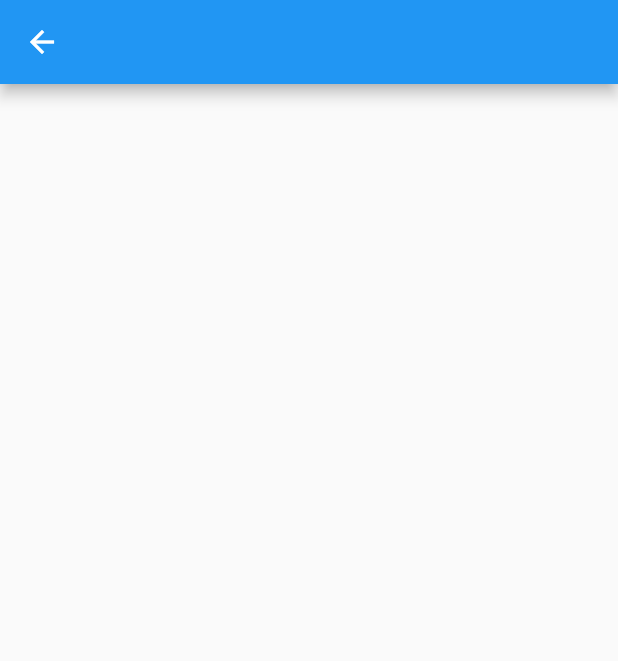
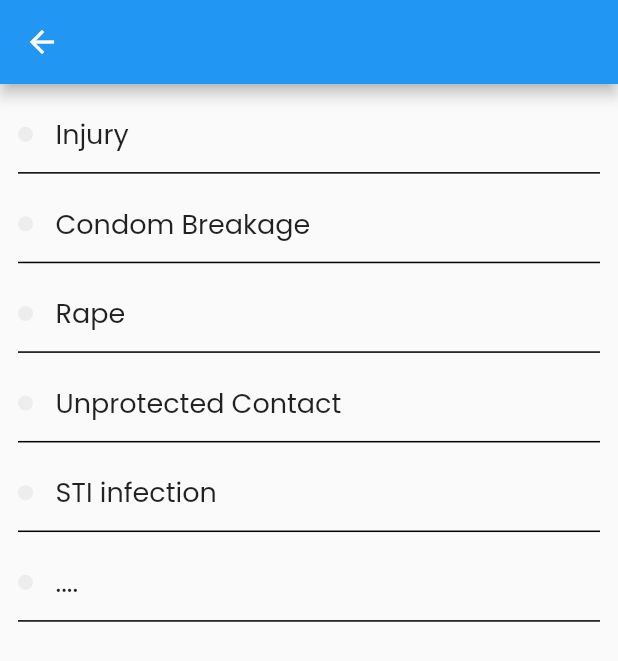
Before and after one commit to SichangiFelix/SHED_solution, a Flutter app: the EmergencySituationsScreen screen opened by its route, on a phone screen of 412 x 824 dp. Shown: the top 661 px of the screen. Run offline on Flutter 3.47's test engine with Material 2 defaults, Android fonts, the phone set to English and light mode, and no system bars; our stand-ins replace firebase_auth, firebase_core, flutter_svg, google_sign_in; accounts and stored records are empty.

Commit message:
Created emergency situations screen

```diff
--- a/lib/src/features/emergency/screens/emergency_page.dart
+++ b/lib/src/features/emergency/screens/emergency_page.dart
@@ -2,14 +2,8 @@ import 'package:flutter/material.dart';
 
 import 'emergency_situations_screen.dart';
 
-class EmergencyPage extends StatefulWidget {
-  const EmergencyPage({Key? key}) : super(key: key);
-
-  @override
-  State<EmergencyPage> createState() => _EmergencyPageState();
-}
-
-class _EmergencyPageState extends State<EmergencyPage> {
+class EmergencyPage extends StatelessWidget {
+   EmergencyPage({Key? key}) : super(key: key);
 
   List<String> emergencySections = [
     'Emergency Situations',
--- a/lib/src/features/emergency/screens/emergency_situations_screen.dart
+++ b/lib/src/features/emergency/screens/emergency_situations_screen.dart
@@ -4,13 +4,69 @@ class EmergencySituationsScreen extends StatelessWidget {
 
   static const String screenRoute = "/emergencySituations";
 
-  const EmergencySituationsScreen({Key? key}) : super(key: key);
+  List<String> emergencySituations = [
+    'Injury',
+    'Condom Breakage',
+    'Rape',
+    'Unprotected Contact',
+    'STI infection',
+    '....'
+  ];
+
+  EmergencySituationsScreen({Key? key}) : super(key: key);
 
   @override
   Widget build(BuildContext context) {
+
+    double screenWidth = MediaQuery.of(context).size.width;
+    double screenHeight = MediaQuery.of(context).size.height;
+
     return Scaffold(
       appBar: AppBar(),
-      body: Center(),
+      body: ListView.builder(
+          itemCount: emergencySituations.length,
+          itemBuilder: (context, index){
+            return InkWell(
+              onTap: (){
+                if(index == 0){
+                  //Navigator.pushNamed(context, EmergencySituationsScreen.screenRoute);
+                }else{
+                  //Navigator.pushNamed(context, EmergencySituationsScreen.screenRoute);
+                }
+              },
+              child: Container(
+                margin: EdgeInsets.only(left: 12,right: 12, top: screenHeight/100),
+                height: screenHeight/16,
+                decoration: const BoxDecoration(
+                    border: Border(
+                      bottom: BorderSide(
+                        width: 1,
+                      ),
+                    )
+                ),
+                child: Row(
+                  children: [
+                    Container(
+                      height: 10,
+                      width: 10,
+                      decoration: BoxDecoration(
+                        color: const Color(0xffEDEDED),
+                          borderRadius: BorderRadius.circular(5)
+                      ),
+                    ),
+                    const SizedBox(width: 15,),
+                    Text(emergencySituations[index],
+                      style: const TextStyle(
+                        fontSize: 18,
+                        fontWeight: FontWeight.w500,
+                      ),
+                    ),
+                  ],
+                ),
+              ),
+            );
+          }
+      ),
     );
   }
 }
--- a/lib/src/features/home/screens/page_list.dart
+++ b/lib/src/features/home/screens/page_list.dart
@@ -7,5 +7,5 @@ import 'home_page.dart';
 List<Widget> homePages = [
   const ShortsPage(),
   const HomePage(),
-  const EmergencyPage(),
+  EmergencyPage(),
 ];
```
